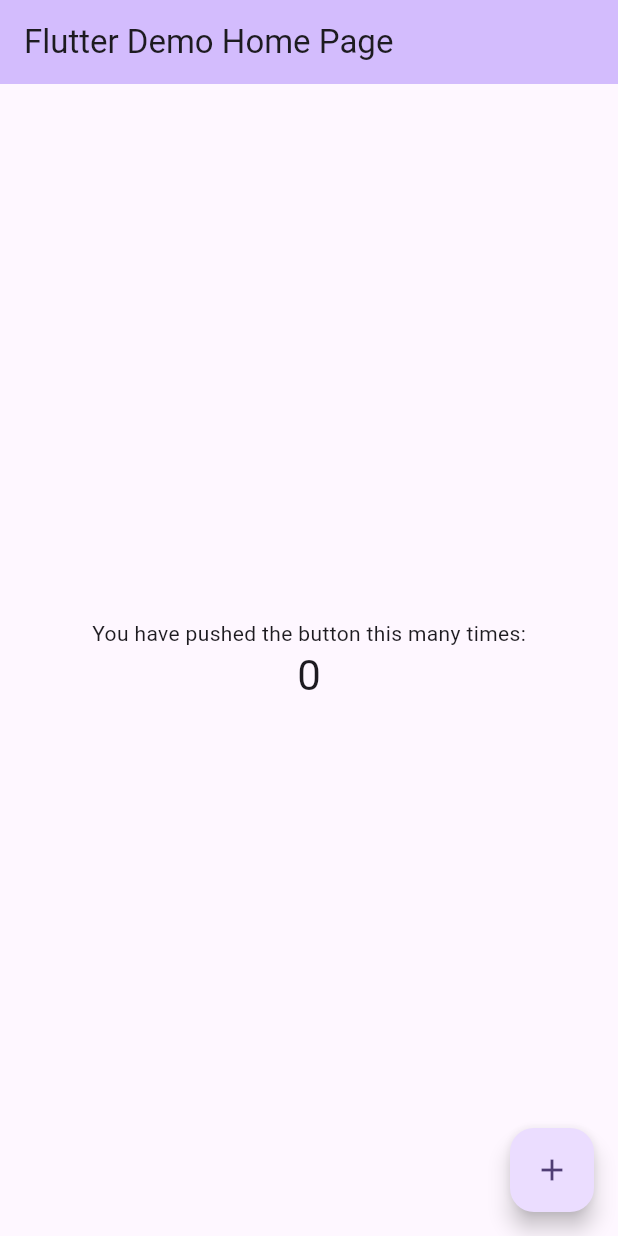
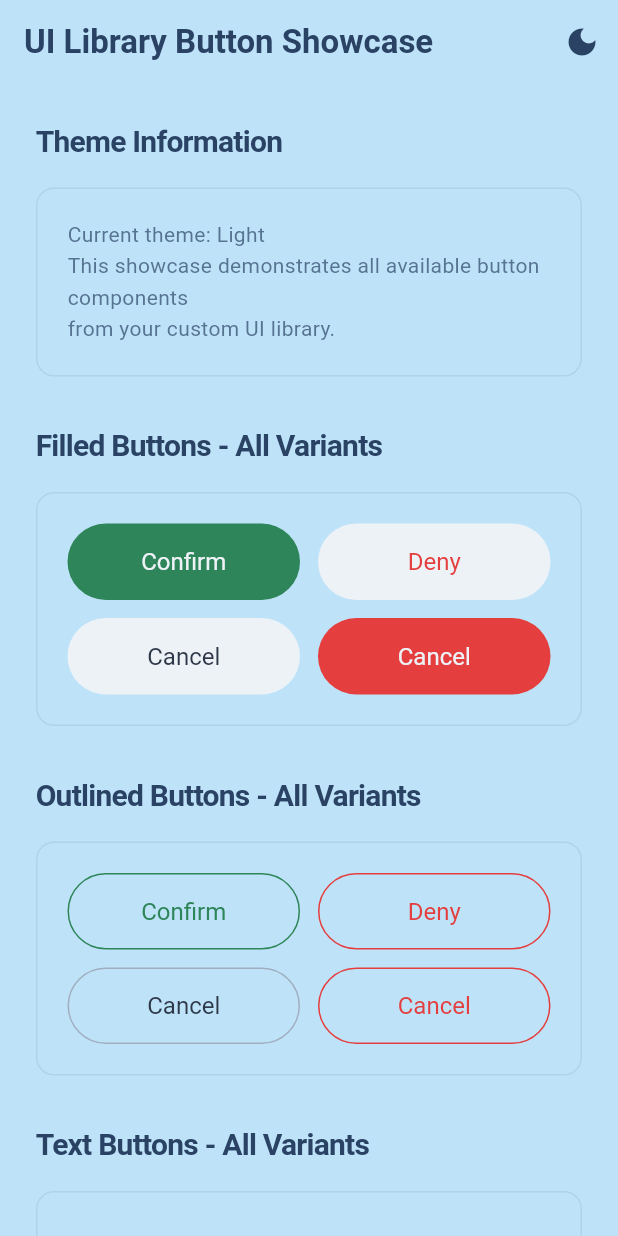
Before and after one commit to FritzMatthaeus/ui_library_example, a Flutter app: the screen it shows after launch, on a phone screen of 412 x 824 dp. Run offline on Flutter 3.47's test engine with Material 3 defaults, Android fonts, the phone set to English and light mode, and no system bars.

Commit message:
add demo app for buttons

```diff
--- /dev/null
+++ b/lib/button_screen.dart
@@ -0,0 +1,369 @@
+import 'package:flutter/material.dart';
+import 'package:ui_library_example/src/components/buttons/filled_buttons/filled_action_cancel_button.dart';
+// Import all button components
+import 'package:ui_library_example/src/components/buttons/filled_buttons/filled_confirm_button.dart';
+import 'package:ui_library_example/src/components/buttons/filled_buttons/filled_deny_button.dart';
+import 'package:ui_library_example/src/components/buttons/filled_buttons/filled_destructive_cancel_button.dart';
+import 'package:ui_library_example/src/components/buttons/outlined_buttons/outlined_action_cancel_button.dart';
+import 'package:ui_library_example/src/components/buttons/outlined_buttons/outlined_confirm_button.dart';
+import 'package:ui_library_example/src/components/buttons/outlined_buttons/outlined_deny_button.dart';
+import 'package:ui_library_example/src/components/buttons/outlined_buttons/outlined_destructive_cancel_button.dart';
+import 'package:ui_library_example/src/components/buttons/text_buttons/text_action_cancel_button.dart';
+import 'package:ui_library_example/src/components/buttons/text_buttons/text_confirm_button.dart';
+import 'package:ui_library_example/src/components/buttons/text_buttons/text_deny_button.dart';
+import 'package:ui_library_example/src/components/buttons/text_buttons/text_destructive_cancel_button.dart';
+import 'package:ui_library_example/src/foundation/my_theme.dart';
+import 'package:ui_library_example/src/foundation/themes/button_theme.dart';
+import 'package:ui_library_example/src/helpers/extensions.dart';
+
+void main() {
+  runApp(const ButtonDemoApp());
+}
+
+class ButtonDemoApp extends StatefulWidget {
+  const ButtonDemoApp({super.key});
+
+  @override
+  State<ButtonDemoApp> createState() => _ButtonDemoAppState();
+}
+
+class ButtonScreen extends StatefulWidget {
+  final bool isDarkMode;
+  final VoidCallback onThemeToggle;
+
+  const ButtonScreen({
+    super.key,
+    required this.isDarkMode,
+    required this.onThemeToggle,
+  });
+
+  @override
+  State<ButtonScreen> createState() => _ButtonScreenState();
+}
+
+class _ButtonDemoAppState extends State<ButtonDemoApp> {
+  bool _isDarkMode = false;
+
+  @override
+  Widget build(BuildContext context) {
+    return MaterialApp(
+      title: 'UI Library Button Demo',
+      theme: ThemeData(
+        colorScheme: ColorScheme.fromSeed(
+          seedColor: Colors.blue,
+          brightness: _isDarkMode ? Brightness.dark : Brightness.light,
+        ),
+        extensions: [_isDarkMode ? MyThemes.dark : MyThemes.light],
+        useMaterial3: true,
+      ),
+      home: ButtonScreen(
+        isDarkMode: _isDarkMode,
+        onThemeToggle: () => setState(() => _isDarkMode = !_isDarkMode),
+      ),
+      debugShowCheckedModeBanner: false,
+    );
+  }
+}
+
+class _ButtonScreenState extends State<ButtonScreen> {
+  bool _isLoading = false;
+
+  @override
+  Widget build(BuildContext context) {
+    final scaffoldTheme = context.scaffoldTheme;
+    final scaffoldStyle = scaffoldTheme.scaffoldStyle;
+
+    return Scaffold(
+      backgroundColor: scaffoldStyle.backgroundColor,
+      appBar: AppBar(
+        title: Text(
+          'UI Library Button Showcase',
+          style: TextStyle(
+            color: scaffoldStyle.textColor,
+            fontWeight: FontWeight.w600,
+          ),
+        ),
+        backgroundColor: scaffoldStyle.backgroundColor.withOpacity(0.95),
+        elevation: 0,
+        actions: [
+          IconButton(
+            onPressed: widget.onThemeToggle,
+            icon: Icon(
+              widget.isDarkMode ? Icons.light_mode : Icons.dark_mode,
+              color: scaffoldStyle.textColor,
+            ),
+          ),
+        ],
+      ),
+      body: SingleChildScrollView(
+        padding: const EdgeInsets.all(24.0),
+        child: Column(
+          crossAxisAlignment: CrossAxisAlignment.start,
+          children: [
+            _buildSection(
+              'Theme Information',
+              Text(
+                'Current theme: ${widget.isDarkMode ? 'Dark' : 'Light'}\n'
+                'This showcase demonstrates all available button components\n'
+                'from your custom UI library.',
+                style: TextStyle(
+                  color: scaffoldStyle.textColor.withOpacity(0.7),
+                  fontSize: 14,
+                  height: 1.5,
+                ),
+              ),
+            ),
+
+            const SizedBox(height: 32),
+
+            _buildSection(
+              'Filled Buttons - All Variants',
+              Column(
+                children: [
+                  Row(
+                    children: [
+                      Expanded(child: FilledConfirmButton()),
+                      const SizedBox(width: 12),
+                      Expanded(child: FilledDenyButton()),
+                    ],
+                  ),
+                  const SizedBox(height: 12),
+                  Row(
+                    children: [
+                      Expanded(child: FilledActionCancelButton()),
+                      const SizedBox(width: 12),
+                      Expanded(child: FilledDestructiveCancelButton()),
+                    ],
+                  ),
+                ],
+              ),
+            ),
+
+            const SizedBox(height: 32),
+
+            _buildSection(
+              'Outlined Buttons - All Variants',
+              Column(
+                children: [
+                  Row(
+                    children: [
+                      Expanded(child: OutlinedConfirmButton()),
+                      const SizedBox(width: 12),
+                      Expanded(child: OutlinedDenyButton()),
+                    ],
+                  ),
+                  const SizedBox(height: 12),
+                  Row(
+                    children: [
+                      Expanded(child: OutlinedActionCancelButton()),
+                      const SizedBox(width: 12),
+                      Expanded(child: OutlinedDestructiveCancelButton()),
+                    ],
+                  ),
+                ],
+              ),
+            ),
+
+            const SizedBox(height: 32),
+
+            _buildSection(
+              'Text Buttons - All Variants',
+              Column(
+                children: [
+                  Row(
+                    children: [
+                      Expanded(child: TextConfirmButton()),
+                      const SizedBox(width: 12),
+                      Expanded(child: TextDenyButton()),
+                    ],
+                  ),
+                  const SizedBox(height: 12),
+                  Row(
+                    children: [
+                      Expanded(child: TextActionCancelButton()),
+                      const SizedBox(width: 12),
+                      Expanded(child: TextDestructiveCancelButton()),
+                    ],
+                  ),
+                ],
+              ),
+            ),
+
+            const SizedBox(height: 32),
+
+            _buildSection(
+              'Button Sizes - Small',
+              Column(
+                children: [
+                  Row(
+                    children: [
+                      FilledConfirmButton(size: ButtonSize.small),
+                      const SizedBox(width: 12),
+                      OutlinedDenyButton(size: ButtonSize.small),
+                      const SizedBox(width: 12),
+                      TextActionCancelButton(size: ButtonSize.small),
+                    ],
+                  ),
+                ],
+              ),
+            ),
+
+            const SizedBox(height: 32),
+
+            _buildSection(
+              'Button Sizes - Medium (Default)',
+              Column(
+                children: [
+                  Row(
+                    children: [
+                      FilledConfirmButton(size: ButtonSize.medium),
+                      const SizedBox(width: 12),
+                      OutlinedDenyButton(size: ButtonSize.medium),
+                      const SizedBox(width: 12),
+                      TextActionCancelButton(size: ButtonSize.medium),
+                    ],
+                  ),
+                ],
+              ),
+            ),
+
+            const SizedBox(height: 32),
+
+            _buildSection(
+              'Button Sizes - Large',
+              Column(
+                children: [
+                  Row(
+                    children: [
+                      FilledConfirmButton(size: ButtonSize.large),
+                      const SizedBox(width: 12),
+                      OutlinedDenyButton(size: ButtonSize.large),
+                      const SizedBox(width: 12),
+                      TextActionCancelButton(size: ButtonSize.large),
+                    ],
+                  ),
+                ],
+              ),
+            ),
+
+            const SizedBox(height: 32),
+
+            _buildSection(
+              'Disabled States',
+              Column(
+                children: [
+                  Row(
+                    children: [
+                      Expanded(child: FilledConfirmButton(isDisabled: true)),
+                      const SizedBox(width: 12),
+                      Expanded(child: OutlinedDenyButton(isDisabled: true)),
+                    ],
+                  ),
+                  const SizedBox(height: 12),
+                  Row(
+                    children: [
+                      Expanded(child: TextActionCancelButton(isDisabled: true)),
+                      const SizedBox(width: 12),
+                      Expanded(
+                        child: FilledDestructiveCancelButton(isDisabled: true),
+                      ),
+                    ],
+                  ),
+                ],
+              ),
+            ),
+
+            const SizedBox(height: 32),
+
+            _buildSection(
+              'Interactive Loading Demo',
+              Column(
+                children: [
+                  Row(
+                    children: [
+                      Expanded(
+                        child: FilledConfirmButton(isDisabled: _isLoading),
+                      ),
+                      const SizedBox(width: 12),
+                      Expanded(
+                        child: ElevatedButton(
+                          onPressed: _simulateLoading,
+                          child: Text(
+                            _isLoading ? 'Loading...' : 'Start Loading',
+                          ),
+                        ),
+                      ),
+                    ],
+                  ),
+                  const SizedBox(height: 16),
+                  if (_isLoading) const LinearProgressIndicator(),
+                ],
+              ),
+            ),
+
+            const SizedBox(height: 32),
+
+            _buildSection(
+              'Component Information',
+              Text(
+                'Available Button Types:\n'
+                '• Filled Buttons: Confirm, Deny, Action Cancel, Destructive Cancel\n'
+                '• Outlined Buttons: Confirm, Deny, Action Cancel, Destructive Cancel\n'
+                '• Text Buttons: Confirm, Deny, Action Cancel, Destructive Cancel\n\n'
+                'Available Sizes:\n'
+                '• Small: Compact interfaces\n'
+                '• Medium: Standard touch targets (default)\n'
+                '• Large: Primary actions\n\n'
+                'All buttons support disabled states and follow the design system theme.',
+                style: TextStyle(
+                  color: scaffoldStyle.textColor.withOpacity(0.7),
+                  fontSize: 14,
+                  height: 1.5,
+                ),
+              ),
+            ),
+          ],
+        ),
+      ),
+    );
+  }
+
+  Widget _buildSection(String title, Widget child) {
+    final scaffoldTheme = context.scaffoldTheme;
+    final scaffoldStyle = scaffoldTheme.scaffoldStyle;
+
+    return Column(
+      crossAxisAlignment: CrossAxisAlignment.start,
+      children: [
+        Text(
+          title,
+          style: TextStyle(
+            fontSize: 20,
+            fontWeight: FontWeight.w600,
+            color: scaffoldStyle.textColor,
+            letterSpacing: -0.5,
+          ),
+        ),
+        const SizedBox(height: 16),
+        Container(
+          width: double.infinity,
+          padding: const EdgeInsets.all(20),
+          decoration: BoxDecoration(
+            color: scaffoldStyle.backgroundColor.withOpacity(0.05),
+            borderRadius: BorderRadius.circular(12),
+            border: Border.all(color: scaffoldStyle.textColor.withOpacity(0.1)),
+          ),
+          child: child,
+        ),
+      ],
+    );
+  }
+
+  void _simulateLoading() async {
+    setState(() => _isLoading = true);
+    await Future.delayed(const Duration(seconds: 3));
+    if (mounted) {
+      setState(() => _isLoading = false);
+    }
+  }
+}
--- a/lib/main.dart
+++ b/lib/main.dart
@@ -1,122 +1,6 @@
 import 'package:flutter/material.dart';
+import 'package:ui_library_example/button_screen.dart';
 
 void main() {
-  runApp(const MyApp());
+  runApp(const ButtonDemoApp());
 }
-
-class MyApp extends StatelessWidget {
-  const MyApp({super.key});
-
-  // This widget is the root of your application.
-  @override
-  Widget build(BuildContext context) {
-    return MaterialApp(
-      title: 'Flutter Demo',
-      theme: ThemeData(
-        // This is the theme of your application.
-        //
-        // TRY THIS: Try running your application with "flutter run". You'll see
-        // the application has a purple toolbar. Then, without quitting the app,
-        // try changing the seedColor in the colorScheme below to Colors.green
-        // and then invoke "hot reload" (save your changes or press the "hot
-        // reload" button in a Flutter-supported IDE, or press "r" if you used
-        // the command line to start the app).
-        //
-        // Notice that the counter didn't reset back to zero; the application
-        // state is not lost during the reload. To reset the state, use hot
-        // restart instead.
-        //
-        // This works for code too, not just values: Most code changes can be
-        // tested with just a hot reload.
-        colorScheme: ColorScheme.fromSeed(seedColor: Colors.deepPurple),
-      ),
-      home: const MyHomePage(title: 'Flutter Demo Home Page'),
-    );
-  }
-}
-
-class MyHomePage extends StatefulWidget {
-  const MyHomePage({super.key, required this.title});
-
-  // This widget is the home page of your application. It is stateful, meaning
-  // that it has a State object (defined below) that contains fields that affect
-  // how it looks.
-
-  // This class is the configuration for the state. It holds the values (in this
-  // case the title) provided by the parent (in this case the App widget) and
-  // used by the build method of the State. Fields in a Widget subclass are
-  // always marked "final".
-
-  final String title;
-
-  @override
-  State<MyHomePage> createState() => _MyHomePageState();
-}
-
-class _MyHomePageState extends State<MyHomePage> {
-  int _counter = 0;
-
-  void _incrementCounter() {
-    setState(() {
-      // This call to setState tells the Flutter framework that something has
-      // changed in this State, which causes it to rerun the build method below
-      // so that the display can reflect the updated values. If we changed
-      // _counter without calling setState(), then the build method would not be
-      // called again, and so nothing would appear to happen.
-      _counter++;
-    });
-  }
-
-  @override
-  Widget build(BuildContext context) {
-    // This method is rerun every time setState is called, for instance as done
-    // by the _incrementCounter method above.
-    //
-    // The Flutter framework has been optimized to make rerunning build methods
-    // fast, so that you can just rebuild anything that needs updating rather
-    // than having to individually change instances of widgets.
-    return Scaffold(
-      appBar: AppBar(
-        // TRY THIS: Try changing the color here to a specific color (to
-        // Colors.amber, perhaps?) and trigger a hot reload to see the AppBar
-        // change color while the other colors stay the same.
-        backgroundColor: Theme.of(context).colorScheme.inversePrimary,
-        // Here we take the value from the MyHomePage object that was created by
-        // the App.build method, and use it to set our appbar title.
-        title: Text(widget.title),
-      ),
-      body: Center(
-        // Center is a layout widget. It takes a single child and positions it
-        // in the middle of the parent.
-        child: Column(
-          // Column is also a layout widget. It takes a list of children and
-          // arranges them vertically. By default, it sizes itself to fit its
-          // children horizontally, and tries to be as tall as its parent.
-          //
-          // Column has various properties to control how it sizes itself and
-          // how it positions its children. Here we use mainAxisAlignment to
-          // center the children vertically; the main axis here is the vertical
-          // axis because Columns are vertical (the cross axis would be
-          // horizontal).
-          //
-          // TRY THIS: Invoke "debug painting" (choose the "Toggle Debug Paint"
-          // action in the IDE, or press "p" in the console), to see the
-          // wireframe for each widget.
-          mainAxisAlignment: MainAxisAlignment.center,
-          children: <Widget>[
-            const Text('You have pushed the button this many times:'),
-            Text(
-              '$_counter',
-              style: Theme.of(context).textTheme.headlineMedium,
-            ),
-          ],
-        ),
-      ),
-      floatingActionButton: FloatingActionButton(
-        onPressed: _incrementCounter,
-        tooltip: 'Increment',
-        child: const Icon(Icons.add),
-      ), // This trailing comma makes auto-formatting nicer for build methods.
-    );
-  }
-}
```
Also changed, not shown: 1 other file.
